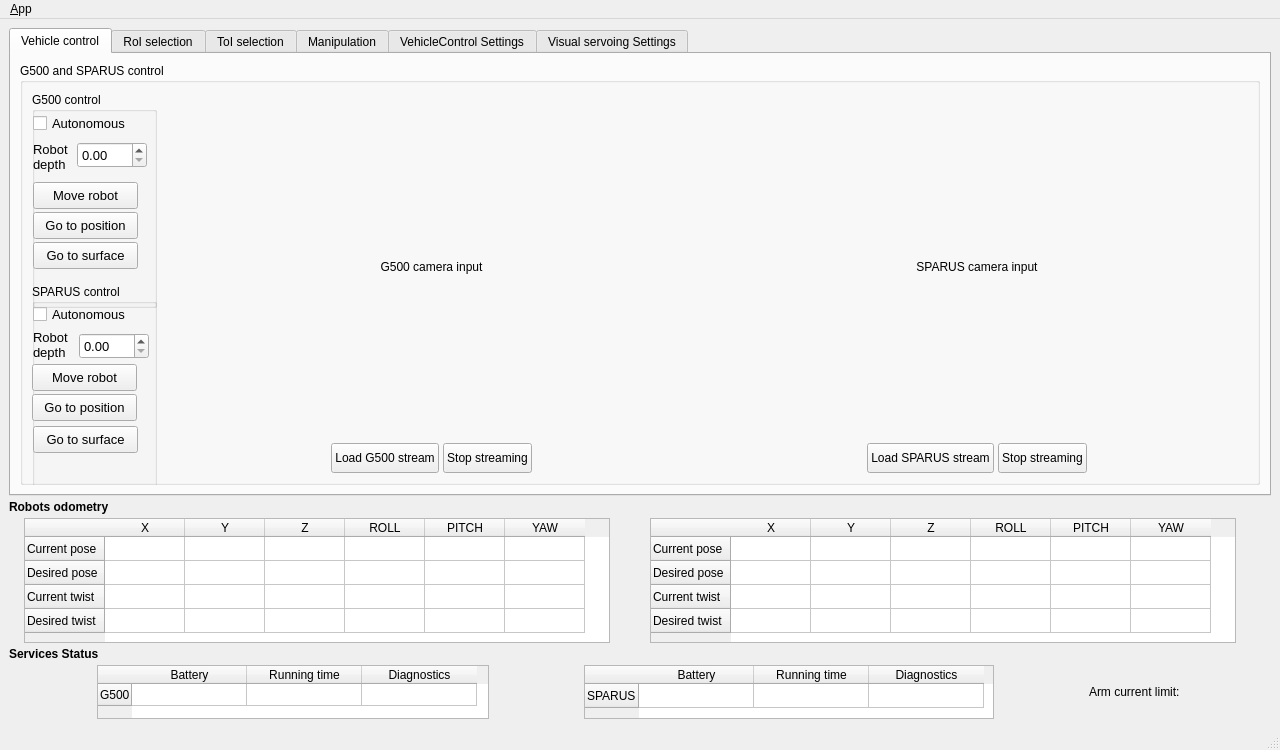
Qt form ui/main_window.ui (jcgarsan/merbots_gui) before a commit.
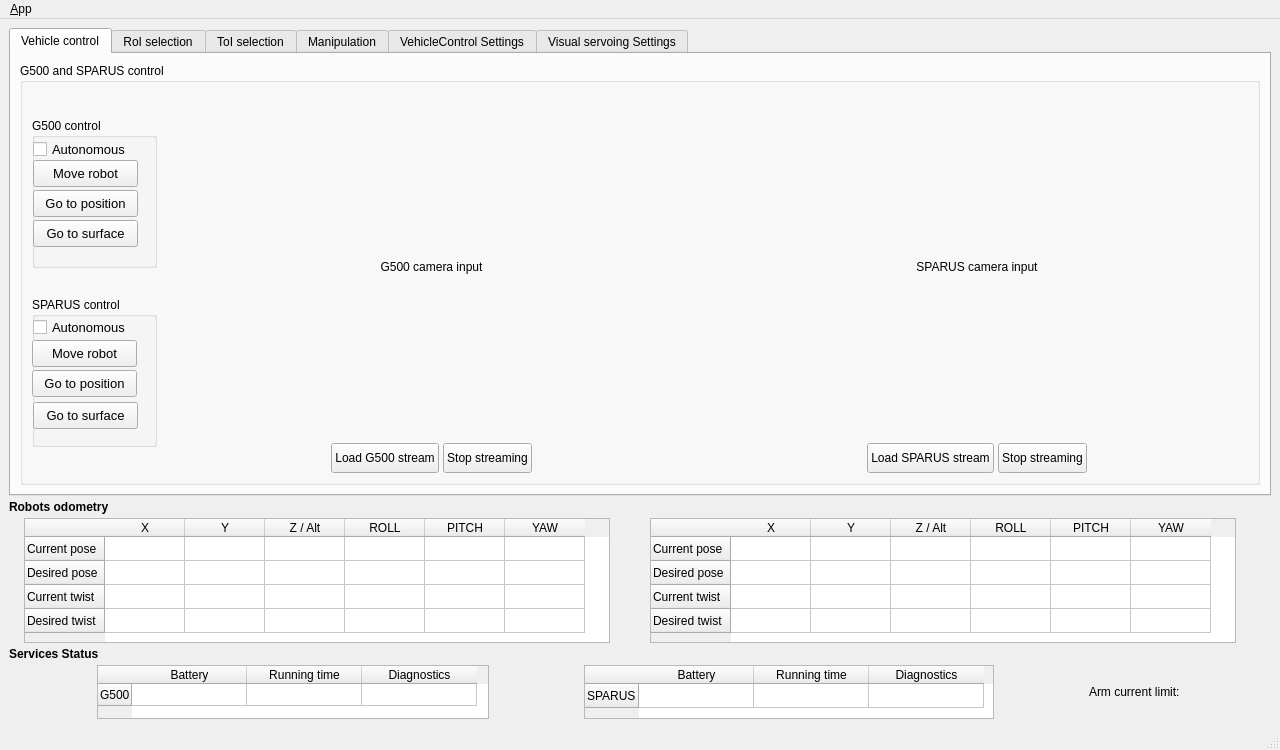
The same form after that commit. The open tabs and pages were chosen to show the change. Icons and pictures are not drawn.

Commit message: Robots altitude info added. Deleted robots depth SpinBox. Robot odometry info truncated to 2 decimals

What changed in the file:
```diff
--- a/ui/main_window.ui
+++ b/ui/main_window.ui
@@ -120,7 +120,7 @@
                      <property name="minimumSize">
                       <size>
                        <width>125</width>
-                       <height>216</height>
+                       <height>150</height>
                       </size>
                      </property>
                      <property name="font">
@@ -155,78 +155,11 @@
                        <string>Autonomous</string>
                       </property>
                      </widget>
-                     <widget class="QLabel" name="label">
-                      <property name="geometry">
-                       <rect>
-                        <x>1</x>
-                        <y>49</y>
-                        <width>71</width>
-                        <height>31</height>
-                       </rect>
-                      </property>
-                      <property name="sizePolicy">
-                       <sizepolicy hsizetype="Preferred" vsizetype="Fixed">
-                        <horstretch>0</horstretch>
-                        <verstretch>30</verstretch>
-                       </sizepolicy>
-                      </property>
-                      <property name="minimumSize">
-                       <size>
-                        <width>0</width>
-                        <height>20</height>
-                       </size>
-                      </property>
-                      <property name="font">
-                       <font>
-                        <pointsize>10</pointsize>
-                       </font>
-                      </property>
-                      <property name="text">
-                       <string>Robot
-depth</string>
-                      </property>
-                     </widget>
-                     <widget class="QDoubleSpinBox" name="g500DepthSpinBox">
-                      <property name="geometry">
-                       <rect>
-                        <x>45</x>
-                        <y>50</y>
-                        <width>70</width>
-                        <height>26</height>
-                       </rect>
-                      </property>
-                      <property name="sizePolicy">
-                       <sizepolicy hsizetype="Fixed" vsizetype="Fixed">
-                        <horstretch>0</horstretch>
-                        <verstretch>0</verstretch>
-                       </sizepolicy>
-                      </property>
-                      <property name="minimumSize">
-                       <size>
-                        <width>70</width>
-                        <height>20</height>
-                       </size>
-                      </property>
-                      <property name="maximumSize">
-                       <size>
-                        <width>70</width>
-                        <height>16777215</height>
-                       </size>
-                      </property>
-                      <property name="font">
-                       <font>
-                        <pointsize>10</pointsize>
-                       </font>
-                      </property>
-                      <property name="specialValueText">
-                       <string/>
-                      </property>
-                     </widget>
                      <widget class="QPushButton" name="g500MoveRobotButton">
                       <property name="geometry">
                        <rect>
                         <x>1</x>
-                        <y>90</y>
+                        <y>42</y>
                         <width>105</width>
                         <height>27</height>
                        </rect>
@@ -262,7 +195,7 @@
                       <property name="geometry">
                        <rect>
                         <x>1</x>
-                        <y>120</y>
+                        <y>72</y>
                         <width>105</width>
                         <height>27</height>
                        </rect>
@@ -298,7 +231,7 @@
                       <property name="geometry">
                        <rect>
                         <x>1</x>
-                        <y>150</y>
+                        <y>102</y>
                         <width>105</width>
                         <height>27</height>
                        </rect>
@@ -343,7 +276,7 @@
                      <property name="minimumSize">
                       <size>
                        <width>125</width>
-                       <height>225</height>
+                       <height>150</height>
                       </size>
                      </property>
                      <property name="title">
@@ -353,7 +286,7 @@
                       <property name="geometry">
                        <rect>
                         <x>0</x>
-                        <y>80</y>
+                        <y>43</y>
                         <width>105</width>
                         <height>27</height>
                        </rect>
@@ -413,7 +346,7 @@
                       <property name="geometry">
                        <rect>
                         <x>0</x>
-                        <y>110</y>
+                        <y>73</y>
                         <width>105</width>
                         <height>27</height>
                        </rect>
@@ -445,75 +378,11 @@
                        <string>Go to position</string>
                       </property>
                      </widget>
-                     <widget class="QLabel" name="label_2">
-                      <property name="geometry">
-                       <rect>
-                        <x>1</x>
-                        <y>40</y>
-                        <width>41</width>
-                        <height>41</height>
-                       </rect>
-                      </property>
-                      <property name="sizePolicy">
-                       <sizepolicy hsizetype="Preferred" vsizetype="Fixed">
-                        <horstretch>0</horstretch>
-                        <verstretch>30</verstretch>
-                       </sizepolicy>
-                      </property>
-                      <property name="minimumSize">
-                       <size>
-                        <width>0</width>
-                        <height>21</height>
-                       </size>
-                      </property>
-                      <property name="font">
-                       <font>
-                        <pointsize>10</pointsize>
-                       </font>
-                      </property>
-                      <property name="text">
-                       <string>Robot
-depth</string>
-                      </property>
-                     </widget>
-                     <widget class="QDoubleSpinBox" name="sparusDepthSpinBox">
-                      <property name="geometry">
-                       <rect>
-                        <x>47</x>
-                        <y>49</y>
-                        <width>70</width>
-                        <height>26</height>
-                       </rect>
-                      </property>
-                      <property name="sizePolicy">
-                       <sizepolicy hsizetype="Fixed" vsizetype="Fixed">
-                        <horstretch>0</horstretch>
-                        <verstretch>0</verstretch>
-                       </sizepolicy>
-                      </property>
-                      <property name="minimumSize">
-                       <size>
-                        <width>70</width>
-                        <height>20</height>
-                       </size>
-                      </property>
-                      <property name="maximumSize">
-                       <size>
-                        <width>70</width>
-                        <height>16777215</height>
-                       </size>
-                      </property>
-                      <property name="font">
-                       <font>
-                        <pointsize>10</pointsize>
-                       </font>
-                      </property>
-                     </widget>
                      <widget class="QPushButton" name="sparusGoToSurfaceButton">
                       <property name="geometry">
                        <rect>
                         <x>1</x>
-                        <y>142</y>
+                        <y>105</y>
                         <width>105</width>
                         <height>27</height>
                        </rect>
@@ -2672,7 +2541,7 @@
             </column>
             <column>
              <property name="text">
-              <string>Z</string>
+              <string>Z / Alt</string>
              </property>
             </column>
             <column>
@@ -2777,7 +2646,7 @@
             </column>
             <column>
              <property name="text">
-              <string>Z</string>
+              <string>Z / Alt</string>
              </property>
             </column>
             <column>
```
Left out of the diff: 4 changed lines with no effect on the pictures. The commit also changes 2 other files.
